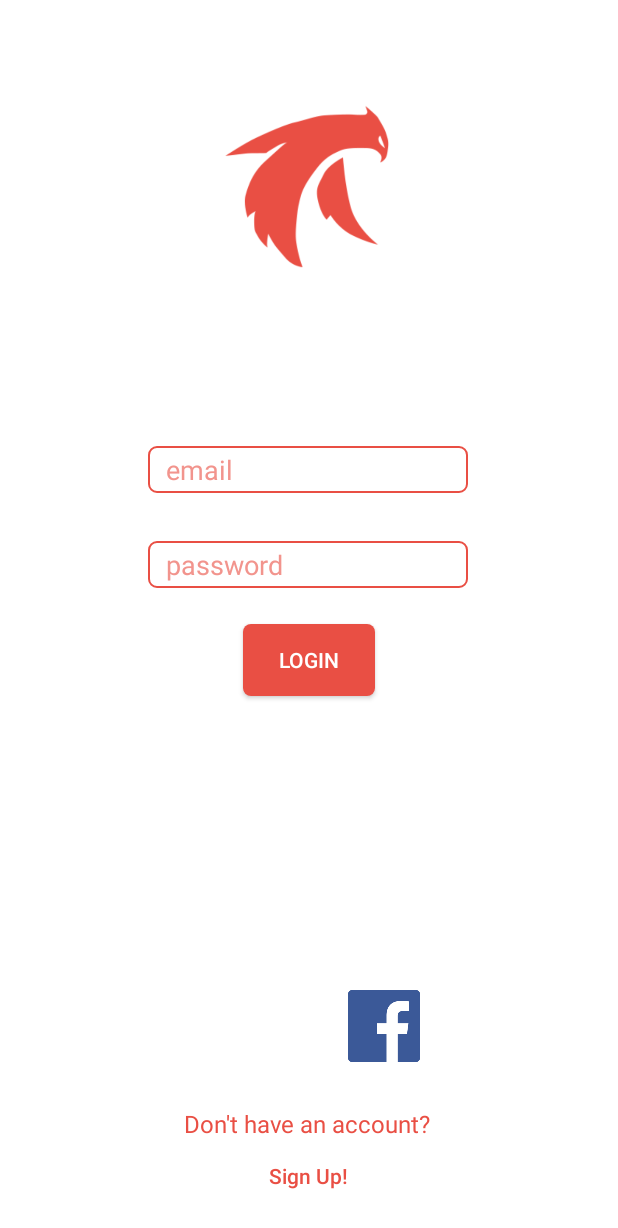
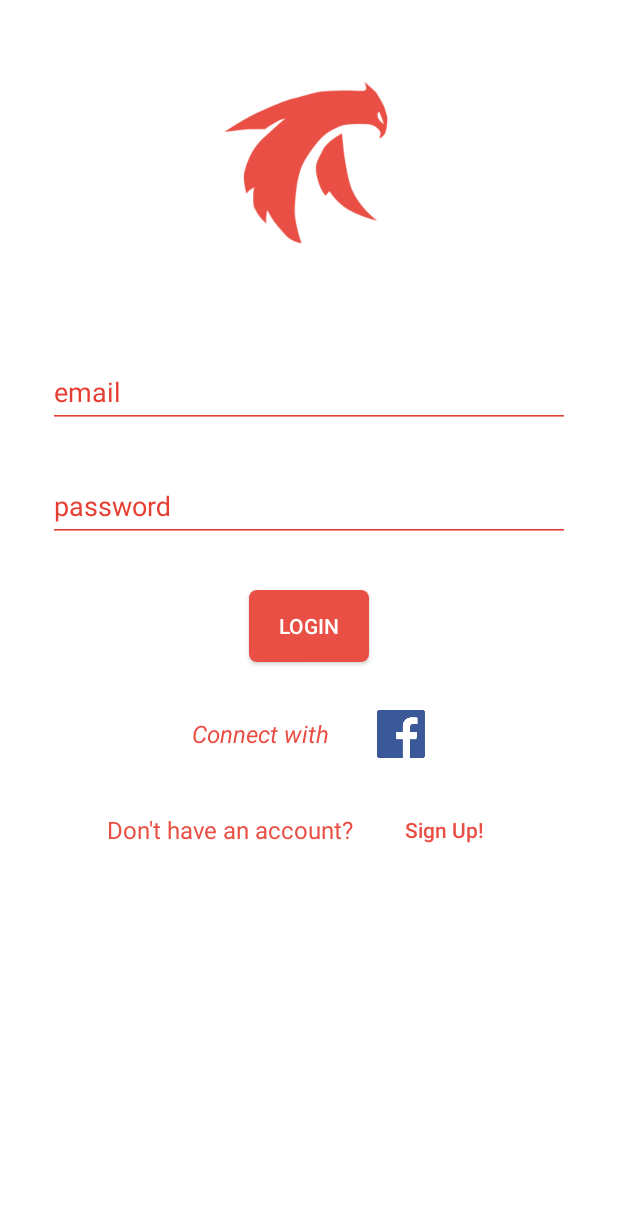
Before and after one commit to teofilp/InSight, an Android app: the screen it shows after launch (MainActivity), on a phone screen of 412 x 824 dp. Shown: the top 1228 px of the screen. Run offline under Robolectric (Android 15) with nearby library versions, the phone set to English and light mode, and no system bars; our stand-ins replace Firebase (no records; nobody signed in at launch, a user with empty details on screens opened directly); libraries missing offline, so code that uses them is left out: com.facebook, com.facebook.login; 3 statements that could not run were skipped.

```diff
--- a/app/build.gradle
+++ b/app/build.gradle
@@ -33,6 +33,7 @@ dependencies {
     implementation 'com.google.firebase:firebase-auth:16.0.1'
     implementation 'com.facebook.android:facebook-android-sdk:[4,5)'
     implementation 'com.google.android.gms:play-services-location:15.0.1'
+    implementation 'com.android.support:design:27.0.2'
 }
 
 apply plugin: 'com.google.gms.google-services'
--- a/app/src/main/java/com/racoders/racodersproject/MainActivity.java
+++ b/app/src/main/java/com/racoders/racodersproject/MainActivity.java
@@ -8,6 +8,7 @@ import android.support.annotation.NonNull;
 import android.support.annotation.Nullable;
 import android.support.v7.app.AppCompatActivity;
 import android.os.Bundle;
+import android.support.v7.widget.AppCompatEditText;
 import android.util.Base64;
 import android.util.Log;
 import android.view.View;
@@ -46,8 +47,8 @@ public class MainActivity extends AppCompatActivity {
     public static FirebaseUser user;
     public static String FbUserID;
     private Button fb_login;
-    private EditText email;
-    private EditText password;
+    private AppCompatEditText email;
+    private AppCompatEditText password;
 
     public void toLocalRegister(View view){
         startActivity(new Intent(getApplicationContext(), localRegisterActivity.class));
@@ -142,6 +143,30 @@ public class MainActivity extends AppCompatActivity {
             toLoggedInActivity();
         }
     }
+    public void signIn(View view){
+        String emailString = email.getText().toString();
+        String passwordString = password.getText().toString();
+        if(passwordString.length()>0 && emailString.length()>0){
+            mAuth.signInWithEmailAndPassword(emailString, passwordString)
+                    .addOnCompleteListener(this, new OnCompleteListener<AuthResult>() {
+                        @Override
+                        public void onComplete(@NonNull Task<AuthResult> task) {
+                            if(task.isSuccessful()){
+                                user = mAuth.getCurrentUser();
+                                startActivity(new Intent(getApplicationContext(), MapsActivity.class));
+
+                            }else{
+                                Toast.makeText(MainActivity.this, "Something went wrong, check your credentials again or try later", Toast.LENGTH_LONG).show();
+                                email.setText("");
+                                password.setText("");
+                            }
+                        }
+                    });
+        }else{
+            Toast.makeText(this, "Something went wrong, check your credentials again or try later", Toast.LENGTH_SHORT).show();
+        }
+
+    }
 
 
 }
--- a/app/src/main/res/drawable/rounded_edit_text.xml
+++ b/app/src/main/res/drawable/rounded_edit_text.xml
@@ -9,5 +9,7 @@
         android:topRightRadius="5dp"
         android:bottomLeftRadius="5dp"
         android:bottomRightRadius="5dp"/>
-    <stroke android:width="1dip" android:color="#E94F44" />
+    <stroke android:width="1dip" android:color="#E94F44"
+        android:dashGap="10px"
+        android:dashWidth="10px"/>
 </shape>
--- a/app/src/main/res/layout/activity_main.xml
+++ b/app/src/main/res/layout/activity_main.xml
@@ -1,80 +1,73 @@
 <?xml version="1.0" encoding="utf-8"?>
-<android.support.constraint.ConstraintLayout xmlns:android="http://schemas.android.com/apk/res/android"
+<LinearLayout xmlns:android="http://schemas.android.com/apk/res/android"
     xmlns:app="http://schemas.android.com/apk/res-auto"
     xmlns:tools="http://schemas.android.com/tools"
     android:layout_width="match_parent"
     android:layout_height="match_parent"
+    android:background="#ffffff"
+    android:orientation="vertical"
     tools:context=".MainActivity"
-    android:background="#ffffff">
+    android:focusable="true"
+    android:focusableInTouchMode="true">
 
     <ImageView
         android:id="@+id/imageView"
         android:layout_width="311dp"
         android:layout_height="217dp"
-        android:layout_marginEnd="8dp"
-        android:layout_marginLeft="8dp"
-        android:layout_marginRight="8dp"
-        android:layout_marginStart="8dp"
-        android:layout_marginTop="16dp"
-        app:layout_constraintEnd_toEndOf="parent"
-        app:layout_constraintStart_toStartOf="parent"
-        app:layout_constraintTop_toTopOf="parent"
+        android:layout_gravity="center"
         app:srcCompat="@drawable/logo" />
+    <android.support.design.widget.TextInputLayout
+        android:layout_width="match_parent"
+        android:layout_height="wrap_content"
+        android:layout_marginTop="12dp"
+        android:layout_marginLeft="32dp"
+        android:layout_marginRight="32dp"
+        android:layout_marginBottom="8dp"
+        android:layout_gravity="center"
+        android:id="@+id/email_TextInputLayout"
+        android:textColorHint="@color/colorPrimaryDark">
 
-    <EditText
-        android:id="@+id/editText"
-        android:layout_width="wrap_content"
+        <android.support.v7.widget.AppCompatEditText
+            android:id="@+id/email"
+            android:layout_width="match_parent"
             android:layout_height="wrap_content"
-        android:layout_marginEnd="8dp"
-        android:layout_marginLeft="8dp"
-        android:layout_marginRight="8dp"
-        android:layout_marginStart="8dp"
-        android:layout_marginTop="64dp"
-        android:ems="10"
-        android:hint="email"
-        android:paddingTop="3dp"
-        android:paddingBottom="3dp"
-        android:paddingLeft="12dp"
-        android:paddingRight="12dp"
-        android:textColorHint=" #f2948d"
-        android:background="@drawable/rounded_edit_text"
-        android:textColor="#E94F44"
+            android:hint="@string/email"
             android:inputType="textEmailAddress"
-        android:selectAllOnFocus="false"
-        app:layout_constraintEnd_toEndOf="parent"
-        app:layout_constraintHorizontal_bias="0.497"
-        app:layout_constraintStart_toStartOf="parent"
-        app:layout_constraintTop_toBottomOf="@+id/imageView"
+            android:textColor="@color/colorPrimaryDark"
+            android:backgroundTint="@color/colorPrimaryDark"
+
             />
 
-    <EditText
-        android:id="@+id/editText2"
-        android:layout_width="wrap_content"
+    </android.support.design.widget.TextInputLayout>
+
+
+    <android.support.design.widget.TextInputLayout
+        android:layout_width="match_parent"
         android:layout_height="wrap_content"
-        android:layout_marginEnd="8dp"
-        android:layout_marginLeft="8dp"
-        android:layout_marginRight="8dp"
-        android:layout_marginStart="8dp"
-        android:layout_marginTop="32dp"
-        android:background="@drawable/rounded_edit_text"
-        android:ems="10"
-        android:hint="password"
-        android:paddingTop="3dp"
-        android:paddingBottom="3dp"
-        android:paddingLeft="12dp"
-        android:paddingRight="12dp"
-        android:textColorHint="#f2948d"
-        android:textColor="#E94F44"
+        android:layout_marginTop="12dp"
+        android:layout_marginLeft="32dp"
+        android:layout_marginRight="32dp"
+        android:layout_marginBottom="8dp"
+        android:layout_gravity="center"
+        android:id="@+id/password_TextInputLayout"
+        android:textColorHint="@color/colorPrimaryDark">
+
+        <android.support.v7.widget.AppCompatEditText
+            android:id="@+id/password"
+            android:layout_width="match_parent"
+            android:layout_height="wrap_content"
+            android:hint="@string/password"
             android:inputType="textPassword"
-        app:layout_constraintEnd_toEndOf="parent"
-        app:layout_constraintHorizontal_bias="0.497"
-        app:layout_constraintStart_toStartOf="parent"
-        app:layout_constraintTop_toBottomOf="@+id/editText"
+            android:textColorHint="@color/colorPrimaryDark"
+            android:backgroundTint="@color/colorPrimaryDark"
+
             />
+
+    </android.support.design.widget.TextInputLayout>
 
     <Button
         android:id="@+id/button"
-        android:layout_width="wrap_content"
+        android:layout_width="80dp"
         android:layout_height="wrap_content"
         android:layout_marginEnd="8dp"
         android:layout_marginLeft="8dp"
@@ -82,78 +75,72 @@
         android:layout_marginStart="8dp"
         android:layout_marginTop="24dp"
         android:background="@drawable/rounded_button"
+        android:onClick="signIn"
+        android:layout_gravity="center"
         android:text="Login"
-        android:visibility="visible"
-        app:layout_constraintEnd_toEndOf="parent"
-        app:layout_constraintStart_toStartOf="parent"
-        app:layout_constraintTop_toBottomOf="@+id/editText2"
-        android:onClick="signIn"/>
+
+        />
+
+    <LinearLayout
+        android:layout_width="wrap_content"
+        android:layout_height="wrap_content"
+        android:layout_marginTop="32dp"
+        android:layout_gravity="center_horizontal"
+        >
 
         <TextView
             android:id="@+id/textView2"
             android:layout_width="wrap_content"
             android:layout_height="wrap_content"
-        android:layout_marginBottom="132dp"
-        android:layout_marginEnd="8dp"
-        android:layout_marginLeft="8dp"
-        android:layout_marginRight="8dp"
-        android:layout_marginStart="8dp"
             android:text="Connect with"
-        android:textSize="18sp"
-        android:visibility="visible"
-        app:layout_constraintBottom_toBottomOf="parent"
-        app:layout_constraintEnd_toStartOf="@+id/fb_login"
-        app:layout_constraintHorizontal_bias="0.9"
-        app:layout_constraintStart_toStartOf="parent"
-        tools:textColor="#e94f44" />
+            android:textStyle="italic"
+            android:layout_gravity="center_vertical"
+            android:textAppearance="@android:style/TextAppearance"
+            android:textColor="#e94f44"
+             />
 
         <Button
             android:id="@+id/fb_login"
-        android:layout_width="48dp"
-        android:layout_height="48dp"
-        android:layout_marginBottom="116dp"
-        android:layout_marginEnd="132dp"
-        android:layout_marginRight="132dp"
+            android:layout_width="32dp"
+            android:layout_height="32dp"
             android:background="@drawable/facebook_logo"
-        app:layout_constraintBottom_toBottomOf="parent"
-        app:layout_constraintEnd_toEndOf="parent" />
+            android:layout_gravity="center_vertical"
+            android:layout_marginLeft="32dp"
+            />
 
 
+    </LinearLayout>
+    <LinearLayout
+        android:layout_width="wrap_content"
+        android:layout_height="wrap_content"
+        android:layout_gravity="center"
+        android:layout_marginTop="24dp">
         <TextView
             android:id="@+id/textView3"
             android:layout_width="wrap_content"
             android:layout_height="wrap_content"
-        android:layout_marginBottom="64dp"
-        android:layout_marginEnd="8dp"
-        android:layout_marginLeft="8dp"
-        android:layout_marginRight="8dp"
-        android:layout_marginStart="8dp"
+            android:layout_gravity="center_vertical"
             android:text="Don't have an account?"
             android:textColor="#e94f44"
             android:textSize="16sp"
-        app:layout_constraintBottom_toBottomOf="parent"
-        app:layout_constraintEnd_toEndOf="parent"
-        app:layout_constraintHorizontal_bias="0.497"
-        app:layout_constraintStart_toStartOf="parent" />
-
+            />
         <Button
             android:id="@+id/registerButton"
+            style="@style/Widget.AppCompat.Button.Borderless"
             android:layout_width="wrap_content"
+            android:paddingLeft="16dp"
+            android:paddingRight="16dp"
             android:layout_height="wrap_content"
-        android:layout_marginBottom="16dp"
-        android:layout_marginEnd="8dp"
-        android:layout_marginLeft="8dp"
-        android:layout_marginRight="8dp"
-        android:layout_marginStart="8dp"
+            android:layout_gravity="center_vertical"
+            android:layout_marginLeft="16dp"
+            android:onClick="toLocalRegister"
             android:text="Sign Up!"
-        style="@style/Widget.AppCompat.Button.Borderless"
             android:textAllCaps="false"
             android:textColor="#e94f44"
-        android:background="#0000"
-        app:layout_constraintBottom_toBottomOf="parent"
-        app:layout_constraintEnd_toEndOf="parent"
-        app:layout_constraintHorizontal_bias="0.498"
-        app:layout_constraintStart_toStartOf="parent"
-        android:onClick="toRegister"/>
+            />
+    </LinearLayout>
 
-</android.support.constraint.ConstraintLayout>
+
+
+
+</LinearLayout>
--- a/app/src/main/res/values/strings.xml
+++ b/app/src/main/res/values/strings.xml
@@ -2,4 +2,6 @@
     <string name="app_name">RacodersProject</string>
     <string name="facebook_app_id">2076914259191184</string>
     <string name="title_activity_maps">Map</string>
+    <string name="email">email</string>
+    <string name="password">password</string>
 </resources>
```
Lines whose indentation alone changed are shown as unchanged.
